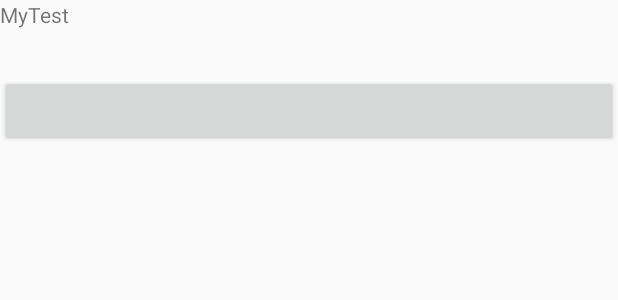
After one commit to zengny/MyTest, an Android app: the layout alltest.xml on its own in the app's theme, with its tools: preview values and no code run, on a phone screen of 412 x 824 dp. The commit adds this screen. Shown: the top 300 px of the screen. Run offline under Robolectric (Android 15) with nearby library versions, the phone set to English and light mode, and no system bars.

Commit message:
添加杂项测试类

```diff
--- a/app/src/main/AndroidManifest.xml
+++ b/app/src/main/AndroidManifest.xml
@@ -17,6 +17,7 @@
         </activity>
         <activity android:name=".listview_activities.SampleAdapterActivity"/>
         <activity android:name=".listview_activities.CustomizeAdapterActivity"/>
+        <activity android:name=".listview_activities.AllTest"/>
     </application>
 
 </manifest>
--- /dev/null
+++ b/app/src/main/res/layout/alltest.xml
@@ -0,0 +1,16 @@
+<?xml version="1.0" encoding="utf-8"?>
+<LinearLayout xmlns:android="http://schemas.android.com/apk/res/android"
+    android:orientation="vertical" android:layout_width="match_parent"
+    android:layout_height="match_parent">
+
+    <TextView
+        android:layout_width="match_parent"
+        android:layout_height="50dp"
+        android:text="@string/app_name"
+        android:id="@+id/tv"/>
+    <Button
+        android:id="@+id/bt"
+        android:layout_width="match_parent"
+        android:layout_height="wrap_content"
+        android:onClick="btonclick"/>
+</LinearLayout>
--- a/app/src/main/res/values/arrays.xml
+++ b/app/src/main/res/values/arrays.xml
@@ -3,9 +3,11 @@
     <string-array name="classes_title">
         <item>ListView - SimpleAdapter</item>
         <item>ListView - 自定义Adapter</item>
+        <item>allTest</item>
     </string-array>
     <string-array name="classes_name">
         <item>SampleAdapterActivity</item>
         <item>CustomizeAdapterActivity</item>
+        <item>AllTest</item>
     </string-array>
 </resources>
```
Also changed, not shown: app/src/main/java/com/zengny/mytest/listview_activities/AllTest.java (added, +68 -0 lines).
